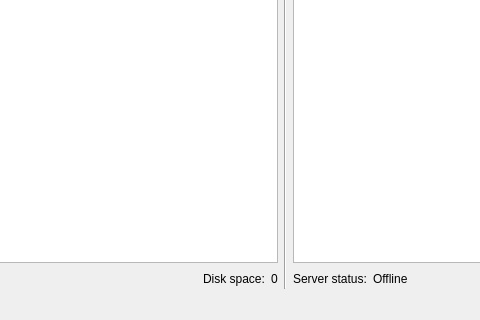
Above: Server/mainwindow.ui from Ast1o465/Qt-Torrent before the change; both pictures show x 191 to 671 and y 251 to 571 of the 953 by 571 pixel window. Below: the same form after it.
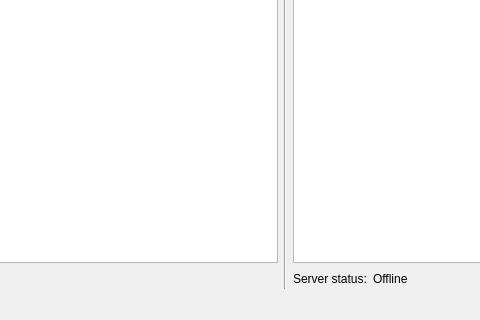
That is the form after the change.

The edit to the form file:
```diff
--- a/Server/mainwindow.ui
+++ b/Server/mainwindow.ui
@@ -139,30 +139,6 @@
                 </property>
                </spacer>
               </item>
-              <item>
-               <widget class="QLabel" name="L_constDisk">
-                <property name="font">
-                 <font>
-                  <pointsize>9</pointsize>
-                 </font>
-                </property>
-                <property name="text">
-                 <string>Disk space:</string>
-                </property>
-               </widget>
-              </item>
-              <item>
-               <widget class="QLabel" name="L_disk">
-                <property name="font">
-                 <font>
-                  <pointsize>9</pointsize>
-                 </font>
-                </property>
-                <property name="text">
-                 <string>0</string>
-                </property>
-               </widget>
-              </item>
              </layout>
             </item>
            </layout>
```
Left out of the diff: 6 changed lines with no effect on the pictures.
